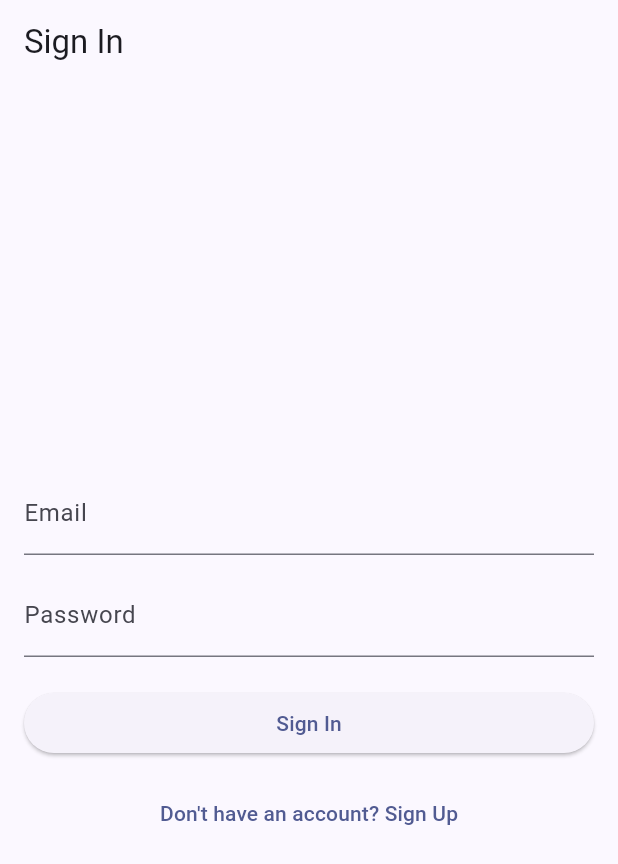
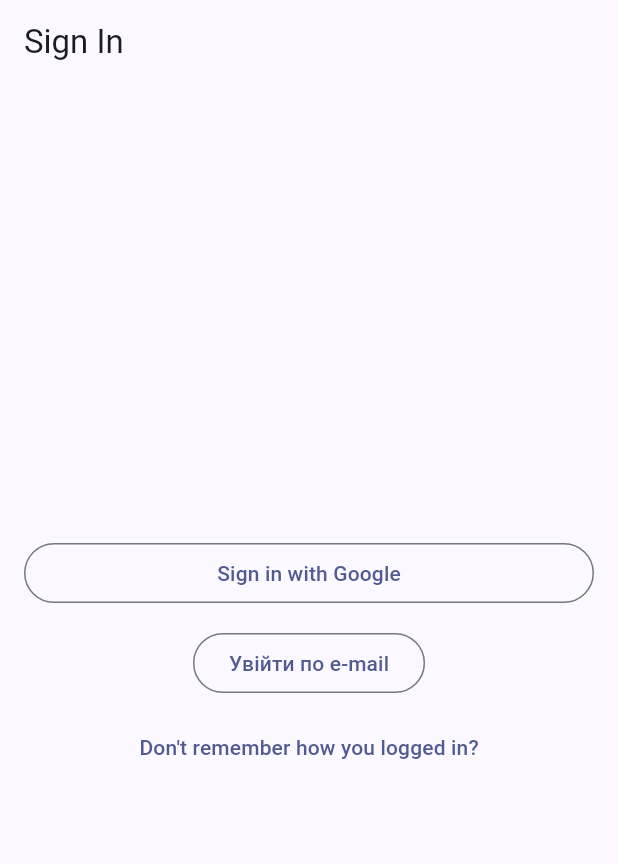
Before and after one commit to userino616/peopleslab-mobile, a Flutter app: the HomePage screen opened by its route, after a tap on "Sign out", on a phone screen of 412 x 824 dp. Shown: the top 864 px of the screen. Run offline on Flutter 3.47's test engine with Material 3 defaults, Android fonts, the phone set to English and light mode, and no system bars; our stand-ins replace flutter_riverpod, flutter_secure_storage, google_sign_in, logger, sign_in_with_apple; missing offline and left inert: grpc, peopleslab_api; accounts and stored records are empty.

Commit message:
auth and welcome pages

```diff
--- a/lib/app/home_page.dart
+++ b/lib/app/home_page.dart
@@ -1,6 +1,7 @@
 import 'package:flutter/material.dart';
 import 'package:flutter_riverpod/flutter_riverpod.dart';
 import 'package:peopleslab/features/auth/presentation/controllers/auth_controller.dart';
+import 'package:peopleslab/core/router/app_router.dart';
 
 class HomePage extends ConsumerWidget {
   const HomePage({super.key});
@@ -19,7 +20,7 @@ class HomePage extends ConsumerWidget {
               onPressed: () async {
                 await ref.read(authControllerProvider.notifier).signOut();
                 if (context.mounted) {
-                  Navigator.of(context).pushNamedAndRemoveUntil('/login', (r) => false);
+                  Navigator.of(context).pushNamedAndRemoveUntil(AppRoutes.signIn, (r) => false);
                 }
               },
               child: const Text('Sign out'),
--- a/lib/core/router/app_router.dart
+++ b/lib/core/router/app_router.dart
@@ -1,27 +1,52 @@
 import 'package:flutter/material.dart';
 import 'package:peopleslab/app/home_page.dart';
-import 'package:peopleslab/features/auth/presentation/login_page.dart';
-import 'package:peopleslab/features/auth/presentation/register_page.dart';
+import 'package:peopleslab/app/onboard_page.dart';
+import 'package:peopleslab/app/welcome_page.dart';
+import 'package:peopleslab/features/auth/presentation/sign_in_page.dart';
+import 'package:peopleslab/features/auth/presentation/forgot_password_page.dart';
+import 'package:peopleslab/features/auth/presentation/email_sign_in_page.dart';
+import 'package:peopleslab/features/auth/presentation/email_sign_up_page.dart';
+import 'package:peopleslab/features/auth/presentation/sign_up_page.dart';
+// Removed recovery options chooser; go straight to email recovery page.
 
 class AppRoutes {
-  static const String login = '/login';
-  static const String register = '/register';
+  static const String signIn = '/sign-in';
+  static const String emailSignIn = '/sign-in/email';
+  static const String signUp = '/sign-up';
+  static const String emailSignUp = '/sign-up/email';
   static const String home = '/home';
+  static const String welcome = '/welcome';
+  static const String forgotPassword = '/forgot-password';
+  // Removed separate reset routes: handled within ForgotPasswordPage
 }
 
 class AppRouter {
   static Route<dynamic> onGenerateRoute(RouteSettings settings) {
     switch (settings.name) {
       case '/':
-        return MaterialPageRoute(builder: (_) => const LoginPage());
-      case AppRoutes.login:
-        return MaterialPageRoute(builder: (_) => const LoginPage());
-      case AppRoutes.register:
-        return MaterialPageRoute(builder: (_) => const RegisterPage());
+        return MaterialPageRoute(builder: (_) => const OnboardPage());
+      case AppRoutes.signIn:
+        return MaterialPageRoute(builder: (_) => const SignInPage());
+      case AppRoutes.welcome:
+        return MaterialPageRoute(builder: (_) => const WelcomePage());
+      case AppRoutes.signUp:
+        return MaterialPageRoute(
+          builder: (_) => const SignUpPage(),
+        );
+      case AppRoutes.emailSignUp:
+        return MaterialPageRoute(
+          builder: (_) => const EmailSignUpPage(),
+        );
+      case AppRoutes.emailSignIn:
+        return MaterialPageRoute(
+          builder: (_) => const EmailSignIn(),
+        );
       case AppRoutes.home:
         return MaterialPageRoute(builder: (_) => const HomePage());
+      case AppRoutes.forgotPassword:
+        return MaterialPageRoute(builder: (_) => const ForgotPasswordPage());
       default:
-        return MaterialPageRoute(builder: (_) => const LoginPage());
+        return MaterialPageRoute(builder: (_) => const SignInPage());
     }
   }
 }
--- a/lib/features/auth/presentation/login_page.dart
+++ b/lib/features/auth/presentation/email_sign_in_page.dart
@@ -5,14 +5,14 @@ import 'package:peopleslab/core/router/app_router.dart';
 import 'package:peopleslab/core/utils/validators.dart';
 import 'package:peopleslab/features/auth/presentation/controllers/auth_controller.dart';
 
-class LoginPage extends ConsumerStatefulWidget {
-  const LoginPage({super.key});
+class EmailSignIn extends ConsumerStatefulWidget {
+  const EmailSignIn({super.key});
 
   @override
-  ConsumerState<LoginPage> createState() => _LoginPageState();
+  ConsumerState<EmailSignIn> createState() => _EmailSignInPageState();
 }
 
-class _LoginPageState extends ConsumerState<LoginPage> {
+class _EmailSignInPageState extends ConsumerState<EmailSignIn> {
   final _formKey = GlobalKey<FormState>();
   final _emailCtrl = TextEditingController();
   final _passCtrl = TextEditingController();
@@ -26,7 +26,8 @@ class _LoginPageState extends ConsumerState<LoginPage> {
 
   Future<void> _submit() async {
     if (!_formKey.currentState!.validate()) return;
-    final ok = await ref.read(authControllerProvider.notifier)
+    final ok = await ref
+        .read(authControllerProvider.notifier)
         .signIn(_emailCtrl.text.trim(), _passCtrl.text);
     if (!mounted) return;
     if (ok) {
@@ -41,10 +42,12 @@ class _LoginPageState extends ConsumerState<LoginPage> {
   Widget build(BuildContext context) {
     final state = ref.watch(authControllerProvider);
     return Scaffold(
-      appBar: AppBar(title: const Text('Sign In')),
+      appBar: AppBar(
+        title: const Text('Email Sign In'),
+      ),
       body: Center(
         child: ConstrainedBox(
-          constraints: const BoxConstraints(maxWidth: 420),
+          constraints: const BoxConstraints(maxWidth: 480),
           child: Padding(
             padding: const EdgeInsets.all(16.0),
             child: Form(
@@ -61,20 +64,28 @@ class _LoginPageState extends ConsumerState<LoginPage> {
                   const SizedBox(height: 12),
                   TextFormField(
                     controller: _passCtrl,
-                    decoration: const InputDecoration(labelText: 'Password'),
+                    decoration: const InputDecoration(labelText: 'Пароль'),
                     obscureText: true,
                     validator: Validators.password,
                   ),
-                  const SizedBox(height: 20),
+                  const SizedBox(height: 16),
+                  Align(
+                    alignment: Alignment.centerRight,
+                    child: TextButton(
+                      onPressed: state.loading
+                          ? null
+                          : () => Navigator.of(context).pushNamed(
+                                AppRoutes.forgotPassword,
+                                arguments: {'email': _emailCtrl.text.trim()},
+                              ),
+                      child: const Text('Забули пароль?'),
+                    ),
+                  ),
+                  const SizedBox(height: 8),
                   PrimaryButton(
-                    label: 'Sign In',
+                    label: 'Увійти',
                     loading: state.loading,
                     onPressed: _submit,
-                  ),
-                  const SizedBox(height: 12),
-                  TextButton(
-                    onPressed: () => Navigator.of(context).pushReplacementNamed(AppRoutes.register),
-                    child: const Text("Don't have an account? Sign Up"),
                   ),
                 ],
               ),
--- /dev/null
+++ b/lib/features/auth/presentation/sign_in_page.dart
@@ -0,0 +1,95 @@
+import 'package:flutter/material.dart';
+import 'package:flutter/foundation.dart' show defaultTargetPlatform, TargetPlatform, kIsWeb;
+import 'package:flutter_riverpod/flutter_riverpod.dart';
+import 'package:peopleslab/core/router/app_router.dart';
+import 'package:peopleslab/features/auth/presentation/controllers/auth_controller.dart';
+
+class SignInPage extends ConsumerWidget {
+  const SignInPage({super.key});
+
+  @override
+  Widget build(BuildContext context, WidgetRef ref) {
+    final state = ref.watch(authControllerProvider);
+    return Scaffold(
+      appBar: AppBar(
+        title: const Text('Sign In'),
+      ),
+      body: Center(
+        child: ConstrainedBox(
+          constraints: const BoxConstraints(maxWidth: 420),
+          child: Padding(
+            padding: const EdgeInsets.all(16.0),
+            child: Column(
+              mainAxisSize: MainAxisSize.min,
+              children: [
+                _SocialButtons(),
+                const SizedBox(height: 12),
+                OutlinedButton(
+                  onPressed: state.loading
+                      ? null
+                      : () => Navigator.of(context).pushNamed(AppRoutes.emailSignIn),
+                  child: const Text('Увійти по e‑mail'),
+                ),
+                const SizedBox(height: 8),
+                TextButton(
+                  onPressed: state.loading
+                      ? null
+                      : () => Navigator.of(context).pushNamed(AppRoutes.forgotPassword),
+                  child: const Text("Don't remember how you logged in?"),
+                ),
+              ],
+            ),
+          ),
+        ),
+      ),
+    );
+  }
+}
+
+class _SocialButtons extends ConsumerWidget {
+  @override
+  Widget build(BuildContext context, WidgetRef ref) {
+    final state = ref.watch(authControllerProvider);
+    final notifier = ref.read(authControllerProvider.notifier);
+    final isIOS = !kIsWeb && defaultTargetPlatform == TargetPlatform.iOS;
+
+    final buttons = <Widget>[
+      OutlinedButton(
+        onPressed: state.loading ? null : () async {
+          final ok = await notifier.signInWithGoogle();
+          if (!context.mounted) return;
+          if (ok) {
+            Navigator.of(context).pushNamedAndRemoveUntil(AppRoutes.home, (r) => false);
+          } else {
+            final err = ref.read(authControllerProvider).errorMessage;
+            if (err != null) {
+              ScaffoldMessenger.of(context).showSnackBar(SnackBar(content: Text(err)));
+            }
+          }
+        },
+        child: const Text('Sign in with Google'),
+      ),
+    ];
+    if (isIOS) {
+      buttons.add(const SizedBox(height: 8));
+      buttons.add(
+        OutlinedButton(
+          onPressed: state.loading ? null : () async {
+            final ok = await notifier.signInWithApple();
+            if (!context.mounted) return;
+            if (ok) {
+              Navigator.of(context).pushNamedAndRemoveUntil(AppRoutes.home, (r) => false);
+            } else {
+              final err = ref.read(authControllerProvider).errorMessage;
+              if (err != null) {
+                ScaffoldMessenger.of(context).showSnackBar(SnackBar(content: Text(err)));
+              }
+            }
+          },
+          child: const Text('Sign in with Apple'),
+        ),
+      );
+    }
+    return Column(crossAxisAlignment: CrossAxisAlignment.stretch, children: buttons);
+  }
+}
--- a/pubspec.yaml
+++ b/pubspec.yaml
@@ -20,6 +20,8 @@ dependencies:
   flutter_secure_storage: ^9.2.2
   uuid: ^4.4.2
   logger: ^2.4.0
+  google_sign_in: ^6.2.1
+  sign_in_with_apple: ^5.0.0
 
   # ВАЖЛИВО: тимчасово тримаємо 4.1.x, бо grpc >=4.2.0 вимагає meta ^1.17.0,
   # а flutter_test у твоєму SDK пінить meta на 1.16.0.
```
Also changed, not shown: lib/app/onboard_page.dart (added, +45 -0 lines), lib/app/welcome_page.dart (added, +42 -0 lines), lib/features/auth/data/grpc_auth_repository.dart (+48 -0 lines), lib/features/auth/domain/auth_repository.dart (+8 -0 lines), lib/features/auth/presentation/controllers/auth_controller.dart (+76 -0 lines), lib/features/auth/presentation/email_sign_up_page.dart (renamed from lib/features/auth/presentation/register_page.dart, +24 -17 lines), lib/features/auth/presentation/forgot_password_page.dart (added, +166 -0 lines), lib/features/auth/presentation/sign_up_page.dart (added, +75 -0 lines), pubspec.lock, 2 other files.
